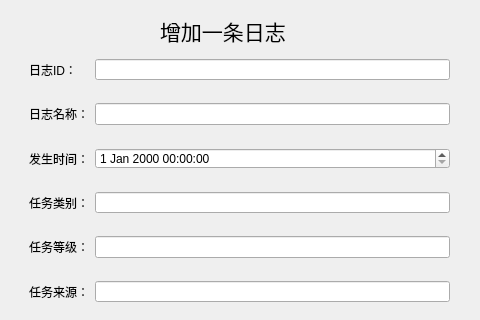
Old version of the form adddialog.ui in the repository tonggege001/DataStructureDesign; both pictures show x 0 to 480 and y 0 to 320 of the 480 by 539 pixel window.
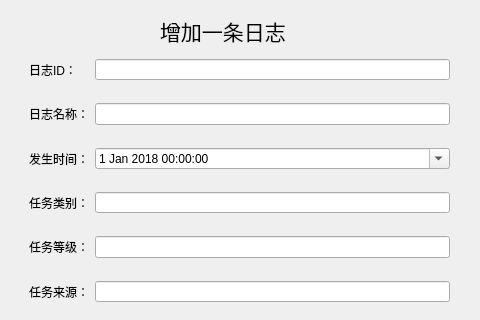
New version of the form.

Diff of the .ui file:
```diff
--- a/adddialog.ui
+++ b/adddialog.ui
@@ -216,7 +216,27 @@
      <widget class="QLineEdit" name="DescriptionEdit"/>
     </item>
     <item row="2" column="1">
-     <widget class="QDateTimeEdit" name="OccurTimeEdit"/>
+     <widget class="QDateTimeEdit" name="OccurTimeEdit">
+      <property name="dateTime">
+       <datetime>
+        <hour>0</hour>
+        <minute>0</minute>
+        <second>0</second>
+        <year>2018</year>
+        <month>1</month>
+        <day>1</day>
+       </datetime>
+      </property>
+      <property name="calendarPopup">
+       <bool>true</bool>
+      </property>
+      <property name="currentSectionIndex">
+       <number>0</number>
+      </property>
+      <property name="timeSpec">
+       <enum>Qt::LocalTime</enum>
+      </property>
+     </widget>
     </item>
    </layout>
   </widget>
```
